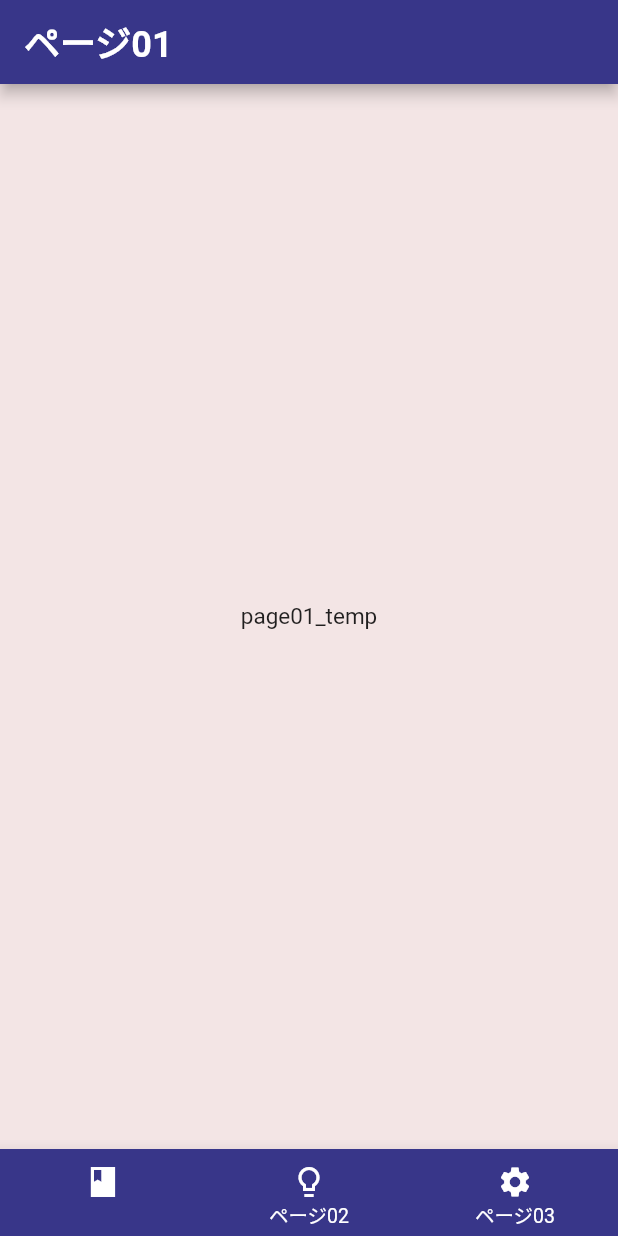
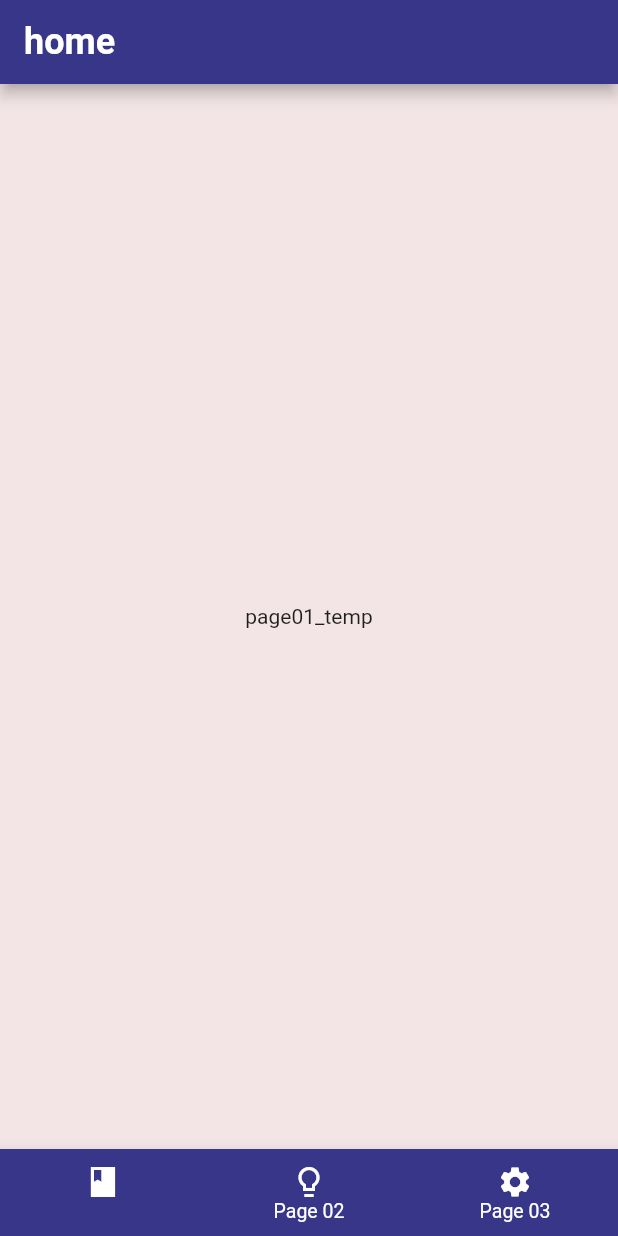
Before and after one commit to dahutos2/meal_health_verification, a Flutter app: the screen it shows after launch, on a phone screen of 412 x 824 dp. Run offline on Flutter 3.47's test engine with Material 2 defaults, Android fonts, the phone set to English and light mode, and no system bars; our stand-ins replace hooks_riverpod; generated files the repository leaves out were written again.

Commit message:
uehara ホームページへ名前変更と多言語対応

```diff
--- /dev/null
+++ b/lib/l10n/en.arb
@@ -0,0 +1,13 @@
+{
+    "@@locale": "en",
+    "test": "test",
+    "@test": {
+        "description": "This is a translation description of the test, basically not used, but it is used for management management.Let's recognize it as an annotation"
+    },
+    "homePageHeaderTitle": "home",
+    "page02HeaderTitle": "Page 02",
+    "page03HeaderTitle": "Page 03",
+    "homePageFooterLabel": "home",
+    "page02FooterLabel": "Page 02",
+    "page03FooterLabel": "Page 03"
+}
--- /dev/null
+++ b/lib/l10n/fr.arb
@@ -0,0 +1,13 @@
+{
+    "@@locale": "fr",
+    "test": "test",
+    "@test": {
+        "description": "Il s'agit d'une description de traduction du test, essentiellement non utilisé, mais elle est utilisée pour la gestion de la gestion.Le reconnaissons comme une annotation"
+    },
+    "homePageHeaderTitle": "maison",
+    "page02HeaderTitle": "Page 02",
+    "page03HeaderTitle": "Page 03",
+    "homePageFooterLabel": "maison",
+    "page02FooterLabel": "Page 02",
+    "page03FooterLabel": "Page 03"
+}
--- a/lib/l10n/ja.arb
+++ b/lib/l10n/ja.arb
@@ -4,10 +4,10 @@
     "@test": {
         "description": "これはテストの翻訳説明文です、基本的に使わないですが、運営管理に活用ところです。注釈と認識しましょう"
     },
-    "page01HeaderTitle": "ページ01",
+    "homePageHeaderTitle": "ホーム",
     "page02HeaderTitle": "ページ02",
     "page03HeaderTitle": "ページ03",
-    "page01FooterLabel": "ページ01",
+    "homePageFooterLabel": "ホーム",
     "page02FooterLabel": "ページ02",
     "page03FooterLabel": "ページ03"
 }
--- /dev/null
+++ b/lib/l10n/la.arb
@@ -0,0 +1,13 @@
+{
+    "@@locale": "la",
+    "test": "probo",
+    "@test": {
+        "description": "Hoc est a translation Description de test, basically non solebat, sed non est propter procuratio procuratio.Sit agnoscis ut annotation"
+    },
+    "homePageHeaderTitle": "in domo",
+    "page02HeaderTitle": "Page II",
+    "page03HeaderTitle": "Page III",
+    "homePageFooterLabel": "in domo",
+    "page02FooterLabel": "Page II",
+    "page03FooterLabel": "Page III"
+}
--- a/lib/page/page01/page01.dart
+++ b/lib/page/home_page/home_page.dart
@@ -4,12 +4,12 @@ import 'package:flutter_gen/gen_l10n/app_localizations.dart';
 import '../../widget/page01/widget_page01.dart';
 import '../common/page_common.dart';
 
-class Page01 extends StatelessWidget {
-  const Page01({super.key});
+class HomePage extends StatelessWidget {
+  const HomePage({super.key});
 
   @override
   Widget build(BuildContext context) => BasePage(
-        headerTitle: L10n.of(context)!.page01HeaderTitle,
+        headerTitle: L10n.of(context)!.homePageHeaderTitle,
         body: const SampleListView(),
       );
 }
--- /dev/null
+++ b/lib/page/home_page/home_page_export.dart
@@ -0,0 +1 @@
+export 'home_page.dart';
--- a/lib/page/page.dart
+++ b/lib/page/page.dart
@@ -1,4 +1,4 @@
 export 'common/page_common.dart';
-export 'page01/page_page01.dart';
+export 'home_page/home_page_export.dart';
 export 'page02/page_page02.dart';
 export 'page03/page_page03.dart';
--- a/lib/page/page01/page_page01.dart
+++ /dev/null
@@ -1 +0,0 @@
-export 'page01.dart';
--- a/lib/widget/common/footer.dart
+++ b/lib/widget/common/footer.dart
@@ -1,21 +1,21 @@
 import 'package:flutter/material.dart';
+import 'package:flutter_gen/gen_l10n/app_localizations.dart';
 import 'package:hooks_riverpod/hooks_riverpod.dart';
-import 'package:flutter_gen/gen_l10n/app_localizations.dart';
 
 import '../../page/page.dart';
 import '../../share/share.dart';
 
 const _gap = 10.0;
 
-enum TabType { page01, page02, page03 }
+enum TabType { home, page02, page03 }
 
 const pages = [
-  Page01(),
+  HomePage(),
   Page02(),
   Page03(),
 ];
 
-final tabTypeProvider = StateProvider<TabType>((_) => TabType.page01);
+final tabTypeProvider = StateProvider<TabType>((_) => TabType.home);
 
 class FooterView extends ConsumerWidget {
   const FooterView({super.key});
@@ -27,7 +27,7 @@ class FooterView extends ConsumerWidget {
       child: Row(
         children: [
           _buildBottomNavItem(0, IconType.footer.page01,
-              L10n.of(context)!.page01FooterLabel, context, ref),
+              L10n.of(context)!.homePageFooterLabel, context, ref),
           _buildBottomNavItem(1, IconType.footer.page02,
               L10n.of(context)!.page02FooterLabel, context, ref),
           _buildBottomNavItem(2, IconType.footer.page03,
```
Also changed, not shown: lib/l10n/de.arb (added, +13 -0 lines), lib/l10n/es.arb (added, +13 -0 lines), lib/l10n/id.arb (added, +13 -0 lines), lib/l10n/ko.arb (added, +13 -0 lines), lib/l10n/ne.arb (added, +13 -0 lines), lib/l10n/no.arb (added, +13 -0 lines), lib/l10n/pl.arb (added, +13 -0 lines), lib/l10n/pt.arb (added, +13 -0 lines), lib/main.dart (+4 -4 lines).
